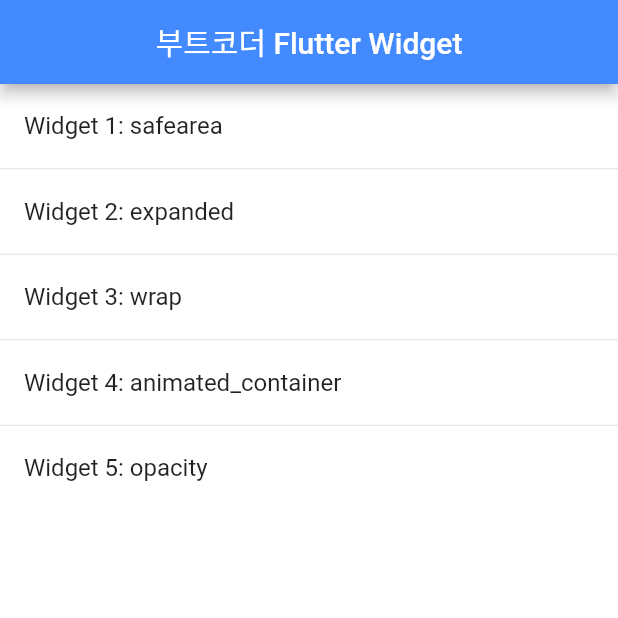
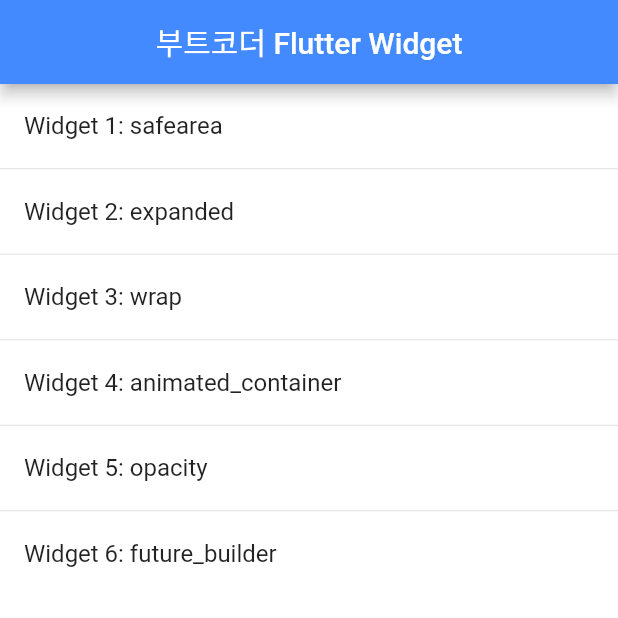
Before and after one commit to ehowlsla/bootcode_flutter, a Flutter app: the screen it shows after launch, on a phone screen of 412 x 824 dp, the top half of it. Run offline on Flutter 3.47's test engine with Material 2 defaults, Android fonts, the phone set to English and light mode, and no system bars; our stand-ins replace fluro, timeago; missing offline and left inert: requests; statements that could not run were skipped.

Commit message:
06. future builder commit

```diff
--- a/lib/home.dart
+++ b/lib/home.dart
@@ -13,6 +13,7 @@
     'wrap',
     'animated_container',
     'opacity',
+    'future_builder',
   ];
 
   @override
--- a/lib/router.dart
+++ b/lib/router.dart
@@ -7,7 +7,8 @@
 import '_02_expanded/expanded.dart';
 import '_03_wrap/wrap.dart';
 import '_05_opacity/opacity.dart';
-import 'home.dart';
+import '_06_future_builder/opacity.dart';
+
 
 class FluroRouter {
   static Router router = Router();
@@ -16,6 +17,7 @@
   static Handler _wrapAreaHandler = Handler(handlerFunc: (BuildContext context, Map<String, dynamic> params) => WrapPage());
   static Handler _animatedContainerAreaHandler = Handler(handlerFunc: (BuildContext context, Map<String, dynamic> params) => AnimatedContainerPage());
   static Handler _opacityHandler = Handler(handlerFunc: (BuildContext context, Map<String, dynamic> params) => OpacityPage());
+  static Handler _futureBuilderHandler = Handler(handlerFunc: (BuildContext context, Map<String, dynamic> params) => FutureBuilderPage());
 
   static void setupRouter() {
     router.define(
@@ -47,5 +49,11 @@
       handler: _opacityHandler,
       transitionType: TransitionType.material,
     );
+
+    router.define(
+      'future_builder',
+      handler: _futureBuilderHandler,
+      transitionType: TransitionType.material,
+    );
   }
 }
```
Also changed, not shown: lib/_06_future_builder/opacity.dart (added, +61 -0 lines), lib/singleton/future_builder.dart (added).
